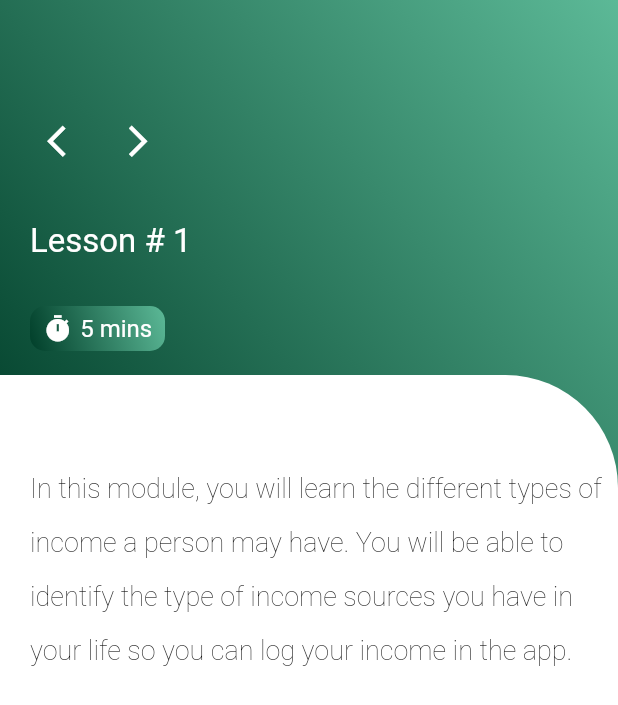
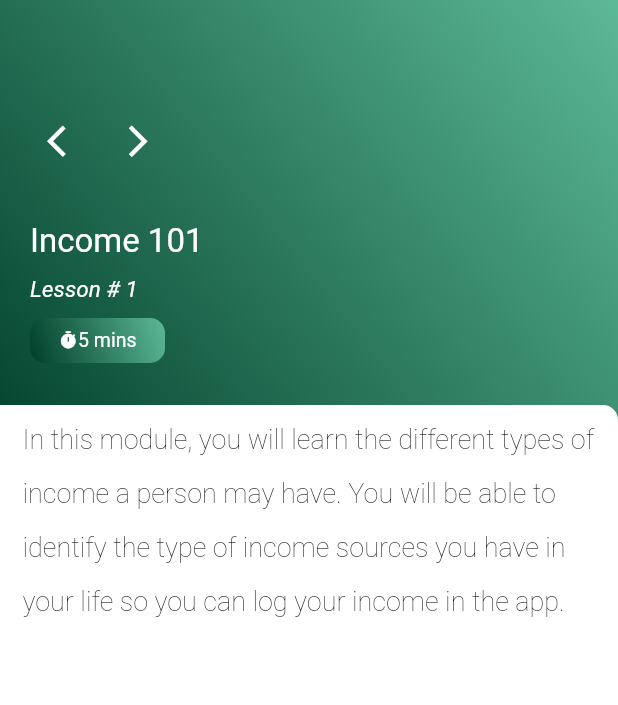
Before and after one commit to AfaqAnwar/money-manager, a Flutter app: the ModulePage screen opened directly, after a tap on "Income 101", on a phone screen of 412 x 824 dp. Shown: the top 705 px of the screen. Run offline on Flutter 3.47's test engine with Material 2 defaults, Android fonts, the phone set to English and light mode, and no system bars; our stand-ins replace cloud_firestore, date_format, firebase_auth, firebase_core, firebase_database, google_fonts and 2 more; missing offline and left inert: loop_page_view, simple_form_builder, survey_kit, xen_popup_card; accounts and stored records are empty.

Commit message:
fixed text ui for lessons

```diff
--- a/lib/pages/helpers/lesson_goal_page.dart
+++ b/lib/pages/helpers/lesson_goal_page.dart
@@ -84,12 +84,20 @@ class GoalPageState extends State<GoalPage> {
                     height: 30,
                   ),
                   Text(
-                    "Lesson # 1",
+                    widget.moduleItems[widget.index]['courseName'],
                     style:
                         GoogleFonts.roboto(fontSize: 22, color: Colors.white),
                   ),
+                  Padding(padding: EdgeInsets.only(top: 10)),
+                  Text(
+                    "Lesson # 1",
+                    style: GoogleFonts.roboto(
+                        fontSize: 15,
+                        color: Colors.white,
+                        fontStyle: FontStyle.italic),
+                  ),
                   SizedBox(
-                    height: 30,
+                    height: 10,
                   ),
                   Row(
                     children: [
@@ -109,14 +117,11 @@ class GoalPageState extends State<GoalPage> {
                         child: Row(
                             mainAxisAlignment: MainAxisAlignment.center,
                             children: [
-                              Icon(Icons.timer, size: 20, color: Colors.white),
-                              SizedBox(
-                                width: 5,
-                              ),
+                              Icon(Icons.timer, size: 13, color: Colors.white),
                               Text(
                                 "5 mins",
                                 style: GoogleFonts.roboto(
-                                    fontSize: 16, color: Colors.white),
+                                    fontSize: 13, color: Colors.white),
                               )
                             ]),
                       )
@@ -125,31 +130,38 @@ class GoalPageState extends State<GoalPage> {
                 ],
               ),
             ),
+            SizedBox(
+              height: 20,
+            ),
             // Second container: having the lesson desription
             Expanded(
               child: Container(
                 decoration: BoxDecoration(
                     color: Colors.white,
                     borderRadius:
-                      BorderRadius.only(topRight: Radius.circular(75)),
-                ),
+                        BorderRadius.only(topRight: Radius.circular(10))),
                 child: Column(
                   children: [
                     Row(
                       children: [
-                        Padding(padding: EdgeInsets.only(top: 250, left: 20)),
+                        Padding(padding: EdgeInsets.only(top: 45, left: 15)),
                         Expanded(
-                          child: Text(
-                            widget.moduleItems[widget.index]['lesson1']
-                                    ['lessonText']
+                          child: Flexible(
+                            child: RichText(
+                              softWrap: true,
+                              overflow: TextOverflow.ellipsis,
+                              maxLines: 50,
+                              text: TextSpan(
+                                text: widget.moduleItems[widget.index]
+                                        ['lesson1']['lessonText']
                                     .toString(),
                                 style: GoogleFonts.roboto(
                                     color: Colors.black,
                                     fontSize: 18,
                                     fontWeight: FontWeight.w200,
                                     height: 2),
-                            softWrap: true,
-                            maxLines: 20,
+                              ),
+                            ),
                           ),
                         ),
                       ],
--- a/lib/pages/tabs/module_page_tab.dart
+++ b/lib/pages/tabs/module_page_tab.dart
@@ -44,22 +44,21 @@ class _ModulePageState extends State<ModulePage> {
       builder: (BuildContext context, AsyncSnapshot<dynamic> snapshot) {
         if (snapshot.hasData) {
           return Scaffold(
-            appBar: AppBar(
-              title: const Text('Modules'),
-              backgroundColor: Colors.white,
-              titleTextStyle: GoogleFonts.bebasNeue(
-                  color: color.AppColor.homepageTitle,
-                  fontSize: 32,
-                  fontWeight: FontWeight.w600),
-            ),
             // backgrond color of the UI
             backgroundColor: color.AppColor.homepageBackground,
             body: Container(
               // use paddding to move the containter down
               padding: const EdgeInsets.only(
-                  top: 15, bottom: 35, left: 20, right: 20),
+                  top: 100, bottom: 35, left: 20, right: 20),
               child: Column(
                 children: [
+                  Text(
+                    "Modules",
+                    style: GoogleFonts.roboto(
+                        fontSize: 25,
+                        color: color.AppColor.homepagesecondTitle,
+                        fontWeight: FontWeight.bold),
+                  ),
                   Row(
                     children: [
                       // Lesson Module App
```
Also changed, not shown: lib/pages/helpers/lesson_page.dart (+19 -6 lines). Lines whose indentation alone changed are shown as unchanged.
